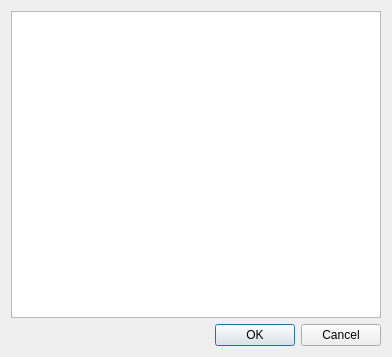
Old version of the form src/ui/qgsorganizetablecolumnsdialog.ui in the repository carsmie/QGIS.
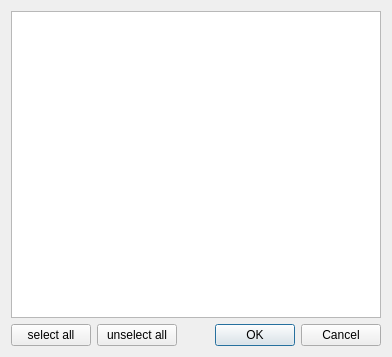
New version of the form.

Commit message: allow to hide/show all columns in attribute table config

Patch:
```diff
--- a/src/ui/qgsorganizetablecolumnsdialog.ui
+++ b/src/ui/qgsorganizetablecolumnsdialog.ui
@@ -13,8 +13,25 @@
   <property name="windowTitle">
    <string>Filter table column</string>
   </property>
-  <layout class="QVBoxLayout" name="verticalLayout">
-   <item>
+  <layout class="QGridLayout" name="gridLayout">
+   <item row="2" column="3">
+    <widget class="QDialogButtonBox" name="buttonBox">
+     <property name="orientation">
+      <enum>Qt::Horizontal</enum>
+     </property>
+     <property name="standardButtons">
+      <set>QDialogButtonBox::Cancel|QDialogButtonBox::Ok</set>
+     </property>
+    </widget>
+   </item>
+   <item row="2" column="0">
+    <widget class="QPushButton" name="mShowAllButton">
+     <property name="text">
+      <string>select all</string>
+     </property>
+    </widget>
+   </item>
+   <item row="0" column="0" colspan="4">
     <widget class="QListWidget" name="mFieldsList">
      <property name="dragDropMode">
       <enum>QAbstractItemView::DragDrop</enum>
@@ -24,15 +41,25 @@
      </property>
     </widget>
    </item>
-   <item>
-    <widget class="QDialogButtonBox" name="buttonBox">
+   <item row="2" column="1">
+    <widget class="QPushButton" name="mHideAllButton">
+     <property name="text">
+      <string>unselect all</string>
+     </property>
+    </widget>
+   </item>
+   <item row="2" column="2">
+    <spacer name="horizontalSpacer">
      <property name="orientation">
       <enum>Qt::Horizontal</enum>
      </property>
-     <property name="standardButtons">
-      <set>QDialogButtonBox::Cancel|QDialogButtonBox::Ok</set>
+     <property name="sizeHint" stdset="0">
+      <size>
+       <width>40</width>
+       <height>20</height>
+      </size>
      </property>
-    </widget>
+    </spacer>
    </item>
   </layout>
  </widget>
```
The commit also changes 3 other files.
